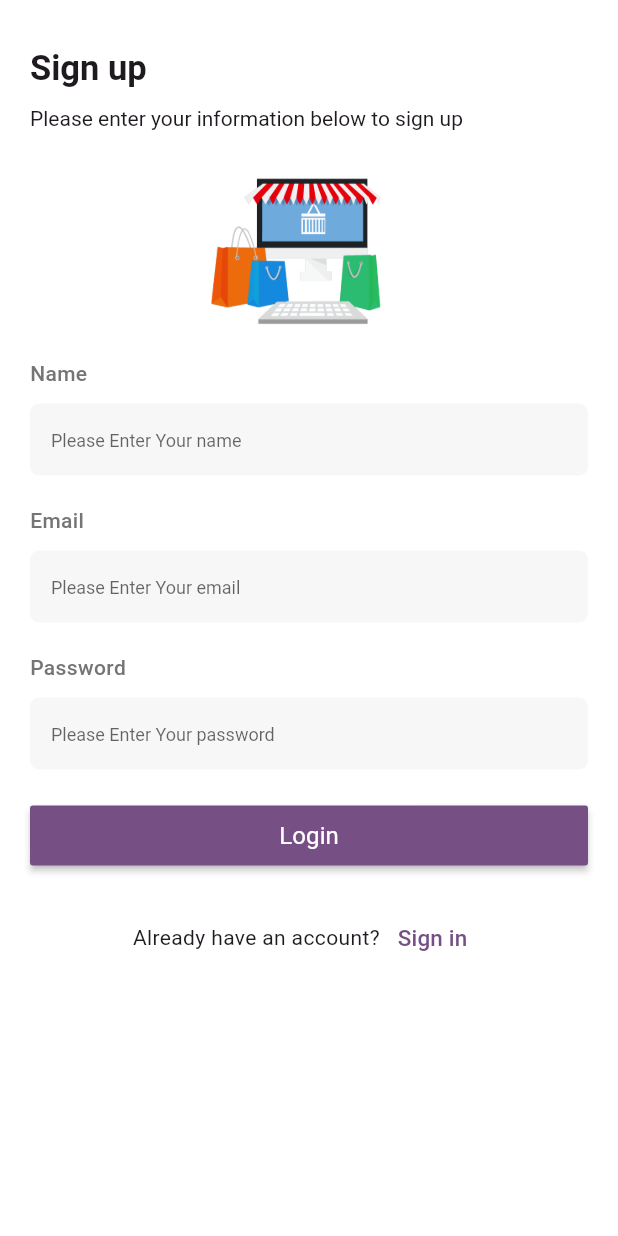
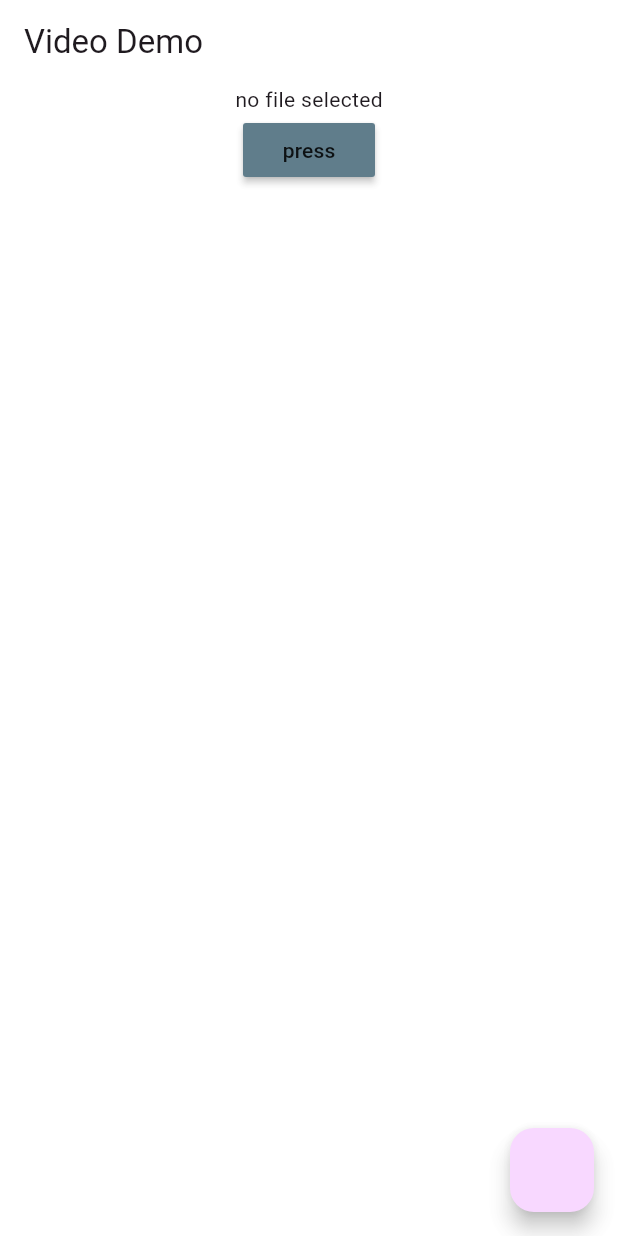
Before and after one commit to A-RR3/ecommerce, a Flutter app: the screen it shows after launch, on a phone screen of 412 x 824 dp. Run offline on Flutter 3.47's test engine with Material 3 defaults, Android fonts, the light colour scheme and no system bars; our stand-ins replace file_picker, flutter_svg, gap, get, google_fonts, video_player; missing offline and left inert: svg_flutter.

Commit message:
add video_player and file_picker packages

```diff
--- a/lib/main.dart
+++ b/lib/main.dart
@@ -1,5 +1,6 @@
 import 'package:ecommerce/feasures/login/screens/signin_screen.dart';
 import 'package:ecommerce/feasures/login/screens/signup.screen.dart';
+import 'package:ecommerce/screens/play.video.dart';
 import 'package:flutter/material.dart';
 import 'package:get/get.dart';
 
@@ -33,7 +34,7 @@ class MyApp extends StatelessWidget {
                   fontSize: 12,
                   fontWeight: FontWeight.w400,
                   color: Theme.of(context).hintColor))),
-      home: const SignUPScreen(),
+      home: const VideoDemo(),
     );
   }
 }
--- /dev/null
+++ b/lib/screens/play.video.dart
@@ -0,0 +1,92 @@
+import 'package:file_picker/file_picker.dart';
+import 'package:flutter/material.dart';
+import 'package:video_player/video_player.dart';
+
+class VideoDemo extends StatefulWidget {
+  const VideoDemo({super.key});
+
+  final String title = "Video Demo";
+
+  @override
+  VideoDemoState createState() => VideoDemoState();
+}
+
+class VideoDemoState extends State<VideoDemo> {
+  VideoPlayerController? controller;
+  dynamic _initializeVideoPlayerFuture;
+  late String fileName;
+
+  void pickFile() async {
+    FilePickerResult? result = await FilePicker.platform.pickFiles();
+    if (result != null) {
+      PlatformFile file = result.files.first;
+      fileName = file.name;
+      controller = VideoPlayerController.asset("videos/$fileName");
+      _initializeVideoPlayerFuture = controller!.initialize();
+      controller!.setLooping(true);
+      controller!.setVolume(1.0);
+      setState(() {
+        controller!.play();
+      });
+    } else {
+      debugPrint('----');
+    }
+  }
+
+  @override
+  void dispose() {
+    controller!.dispose();
+    super.dispose();
+  }
+
+  @override
+  Widget build(BuildContext context) {
+    return Scaffold(
+      appBar: AppBar(
+        title: const Text("Video Demo"),
+      ),
+      body: Column(
+        children: [
+          FutureBuilder(
+            future: _initializeVideoPlayerFuture,
+            builder: (context, snapshot) {
+              if (snapshot.connectionState == ConnectionState.done) {
+                return Center(
+                  child: AspectRatio(
+                    aspectRatio: controller!.value.aspectRatio,
+                    child: VideoPlayer(controller!),
+                  ),
+                );
+              } else {
+                return const Center(
+                  child: Text('no file selected'),
+                );
+              }
+            },
+          ),
+          MaterialButton(
+              color: Colors.blueGrey,
+              child: const Text('press'),
+              onPressed: () {
+                pickFile();
+              })
+        ],
+      ),
+      floatingActionButton: controller != null
+          ? FloatingActionButton(
+              onPressed: () {
+                setState(() {
+                  if (controller!.value.isPlaying) {
+                    controller!.pause();
+                  } else {
+                    controller!.play();
+                  }
+                });
+              },
+              child: Icon(
+                  controller!.value.isPlaying ? Icons.pause : Icons.play_arrow),
+            )
+          : FloatingActionButton(onPressed: () {}),
+    );
+  }
+}
--- a/pubspec.yaml
+++ b/pubspec.yaml
@@ -41,6 +41,8 @@ dependencies:
   flutter_svg: ^2.0.9
   gap: ^3.0.1
   shadow: ^1.5.0
+  video_player: ^2.8.1
+  file_picker: ^6.1.1
 
 dev_dependencies:
   flutter_test:
@@ -68,6 +70,8 @@ flutter:
   assets:
     - assets/images/
     - assets/icons/
+    - videos/
+
 
   #   - images/a_dot_ham.jpeg
 
```
Also changed, not shown: pubspec.lock, 2 other files.
